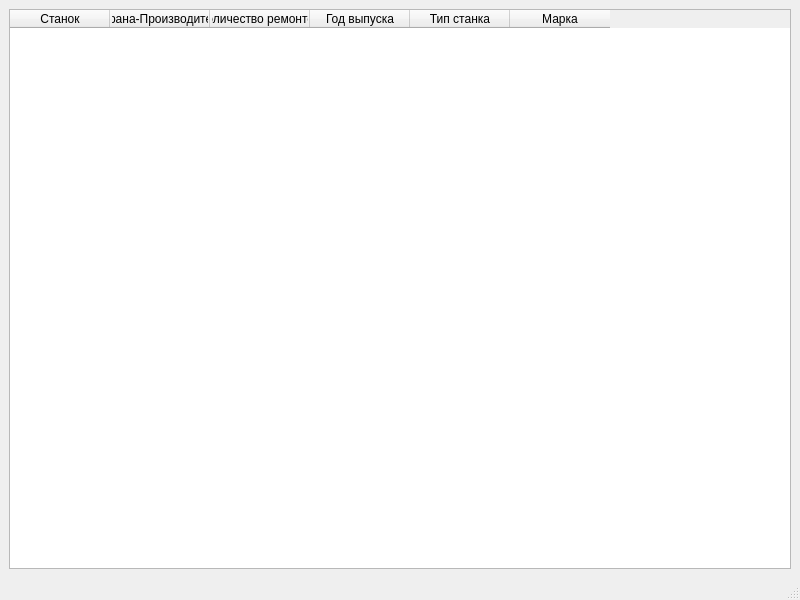
Old version of the form Machine/mainwindowadmin.ui in the repository Pinkyuu/Machine-building-plant.
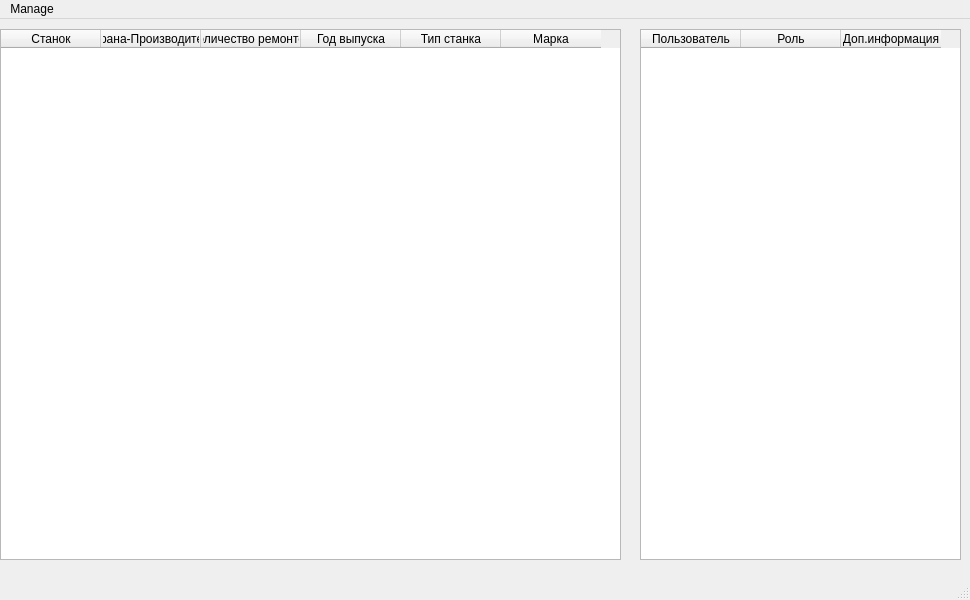
New version of the form.

What changed in the file:
```diff
--- a/Machine/mainwindowadmin.ui
+++ b/Machine/mainwindowadmin.ui
@@ -6,7 +6,7 @@
    <rect>
     <x>0</x>
     <y>0</y>
-    <width>800</width>
+    <width>970</width>
     <height>600</height>
    </rect>
   </property>
@@ -14,9 +14,15 @@
    <string>MainWindow</string>
   </property>
   <widget class="QWidget" name="centralwidget">
-   <layout class="QGridLayout" name="gridLayout">
-    <item row="0" column="0">
      <widget class="QTableWidget" name="tableWidget">
+    <property name="geometry">
+     <rect>
+      <x>0</x>
+      <y>10</y>
+      <width>621</width>
+      <height>531</height>
+     </rect>
+    </property>
       <column>
        <property name="text">
         <string>Станок</string>
@@ -48,18 +54,50 @@
        </property>
       </column>
      </widget>
-    </item>
-   </layout>
+   <widget class="QTableWidget" name="tableWidget_2">
+    <property name="geometry">
+     <rect>
+      <x>640</x>
+      <y>10</y>
+      <width>321</width>
+      <height>531</height>
+     </rect>
+    </property>
+    <column>
+     <property name="text">
+      <string>Пользователь</string>
+     </property>
+    </column>
+    <column>
+     <property name="text">
+      <string>Роль</string>
+     </property>
+    </column>
+    <column>
+     <property name="text">
+      <string>Доп.информация</string>
+     </property>
+    </column>
+   </widget>
   </widget>
   <widget class="QMenuBar" name="menubar">
    <property name="geometry">
     <rect>
      <x>0</x>
      <y>0</y>
-     <width>800</width>
+     <width>970</width>
      <height>20</height>
     </rect>
    </property>
+   <widget class="QMenu" name="menusetting">
+    <property name="title">
+     <string>Manage</string>
+    </property>
+    <addaction name="setrole"/>
+    <addaction name="repair"/>
+    <addaction name="add"/>
+   </widget>
+   <addaction name="menusetting"/>
   </widget>
   <widget class="QStatusBar" name="statusbar"/>
  </widget>
```
Left out of the diff: 73 changed lines with no effect on the pictures. Lines whose indentation alone changed are shown as unchanged.
